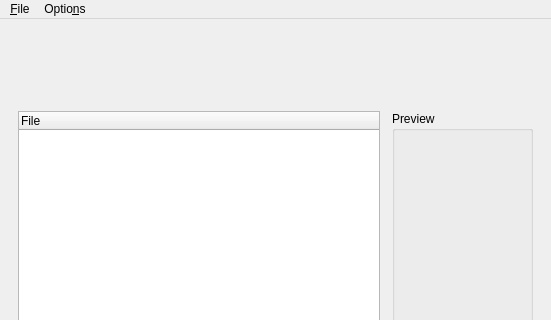
aarant/nescient, file nescient/gui/nescient.ui: the form before one commit; both pictures show x 0 to 551 and y 0 to 320 of the 551 by 512 pixel window.
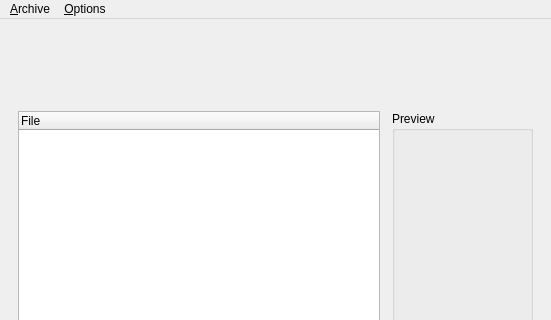
The form after the commit. Icons and pictures are not drawn.

Commit message: (WIP) Added more QT dialogs.

The edit to the form file:
```diff
--- a/nescient/gui/nescient.ui
+++ b/nescient/gui/nescient.ui
@@ -352,14 +352,14 @@
    </property>
    <widget class="QMenu" name="menu_File">
     <property name="title">
-     <string>&amp;File</string>
+     <string>&amp;Archive</string>
     </property>
     <addaction name="actionNew"/>
     <addaction name="actionOpen"/>
    </widget>
    <widget class="QMenu" name="menu_Options">
     <property name="title">
-     <string>Optio&amp;ns</string>
+     <string>&amp;Options</string>
     </property>
     <widget class="QMenu" name="menu_Default_Packing_Mode">
      <property name="title">
```
Left out of the diff: 13 changed lines with no effect on the pictures. The commit also changes 3 other files.
